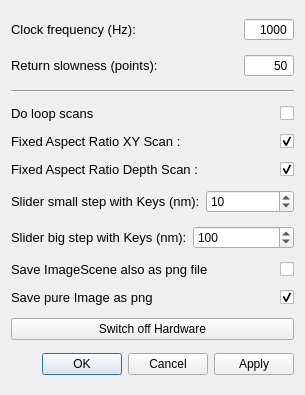
Before: the Qt Designer form gui/confocal/ui_cf_settings.ui in Ulm-IQO/qudi, drawn with Qt 5.
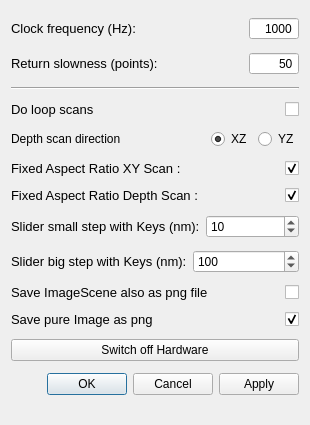
After: the same form once the commit is applied.

Commit message: Added depth scan direction radiobuttons to confocal settings dialog

```diff
--- a/gui/confocal/ui_cf_settings.ui
+++ b/gui/confocal/ui_cf_settings.ui
@@ -6,8 +6,8 @@
    <rect>
     <x>0</x>
     <y>0</y>
-    <width>305</width>
-    <height>395</height>
+    <width>310</width>
+    <height>425</height>
    </rect>
   </property>
   <property name="windowTitle">
@@ -198,6 +198,50 @@
      </item>
     </layout>
    </item>
+   <item>
+    <layout class="QHBoxLayout" name="horizontalLayout_9">
+     <item>
+      <widget class="QLabel" name="label_8">
+       <property name="text">
+        <string>Depth scan direction</string>
+       </property>
+      </widget>
+     </item>
+     <item>
+      <spacer name="horizontalSpacer">
+       <property name="orientation">
+        <enum>Qt::Horizontal</enum>
+       </property>
+       <property name="sizeHint" stdset="0">
+        <size>
+         <width>40</width>
+         <height>20</height>
+        </size>
+       </property>
+      </spacer>
+     </item>
+     <item>
+      <widget class="QRadioButton" name="depth_dir_x_radioButton">
+       <property name="text">
+        <string>XZ</string>
+       </property>
+       <property name="checked">
+        <bool>true</bool>
+       </property>
+      </widget>
+     </item>
+     <item>
+      <widget class="QRadioButton" name="depth_dir_y_radioButton">
+       <property name="text">
+        <string>YZ</string>
+       </property>
+       <property name="checked">
+        <bool>false</bool>
+       </property>
+      </widget>
+     </item>
+    </layout>
+   </item>
    <item>
     <layout class="QHBoxLayout" name="horizontalLayout_10">
      <item>
```
Left out of the diff: 5 changed lines with no effect on the pictures. The commit also changes 2 other files.
